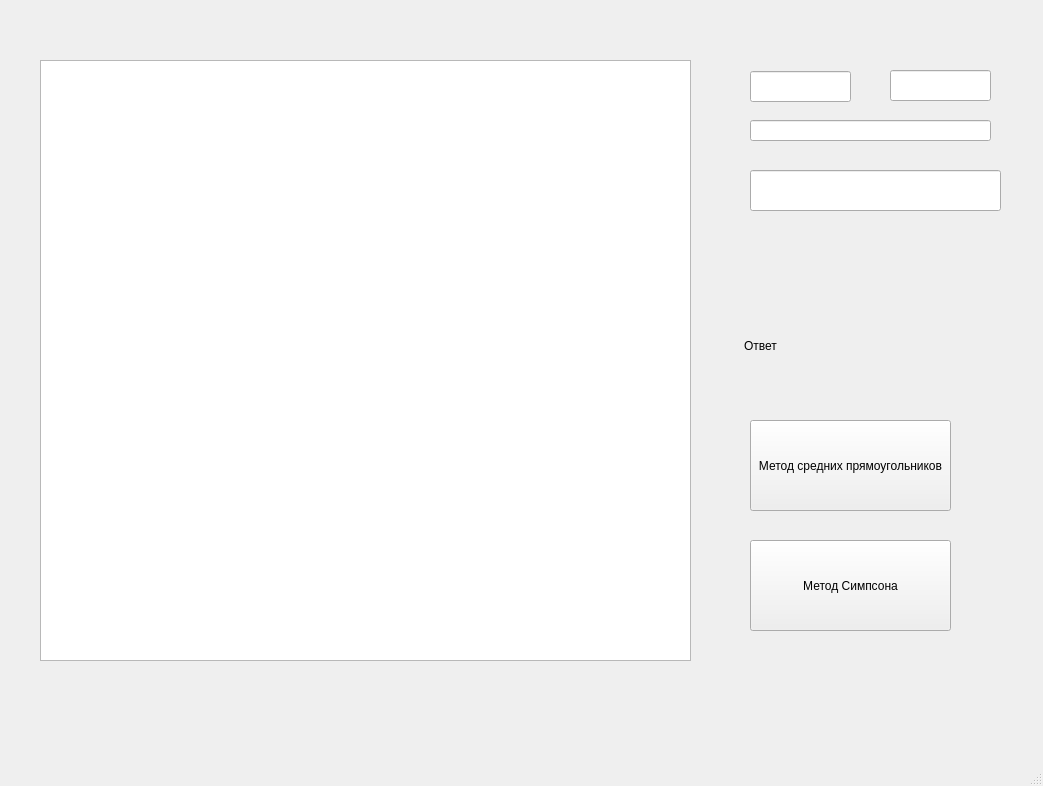
Qt form MyUI.ui (twisted1g/NumericalAnalysisLabs) before a commit.
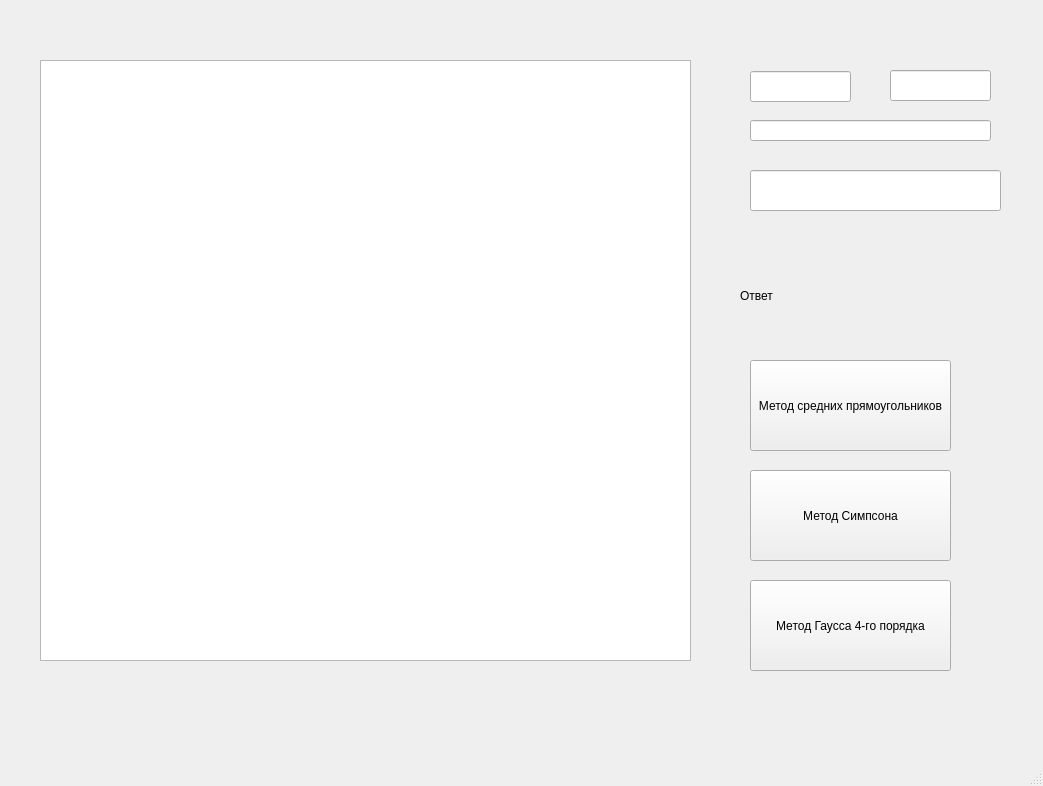
The same form after that commit. Custom widgets are drawn as their Qt base class.

Commit message: Add some fixes and Gauss method

```diff
--- a/MyUI.ui
+++ b/MyUI.ui
@@ -68,7 +68,7 @@
     <property name="geometry">
      <rect>
       <x>750</x>
-      <y>540</y>
+      <y>470</y>
       <width>201</width>
       <height>91</height>
      </rect>
@@ -81,7 +81,7 @@
     <property name="geometry">
      <rect>
       <x>750</x>
-      <y>420</y>
+      <y>360</y>
       <width>201</width>
       <height>91</height>
      </rect>
@@ -93,8 +93,8 @@
    <widget class="QLabel" name="label">
     <property name="geometry">
      <rect>
-      <x>744</x>
-      <y>320</y>
+      <x>740</x>
+      <y>270</y>
       <width>251</width>
       <height>51</height>
      </rect>
@@ -106,6 +106,19 @@
      <string>Ответ</string>
     </property>
    </widget>
+   <widget class="QPushButton" name="pushButton_3">
+    <property name="geometry">
+     <rect>
+      <x>750</x>
+      <y>580</y>
+      <width>201</width>
+      <height>91</height>
+     </rect>
+    </property>
+    <property name="text">
+     <string>Метод Гаусса 4-го порядка</string>
+    </property>
+   </widget>
   </widget>
   <widget class="QMenuBar" name="menubar">
    <property name="geometry">
```
The commit also changes 2 other files.
